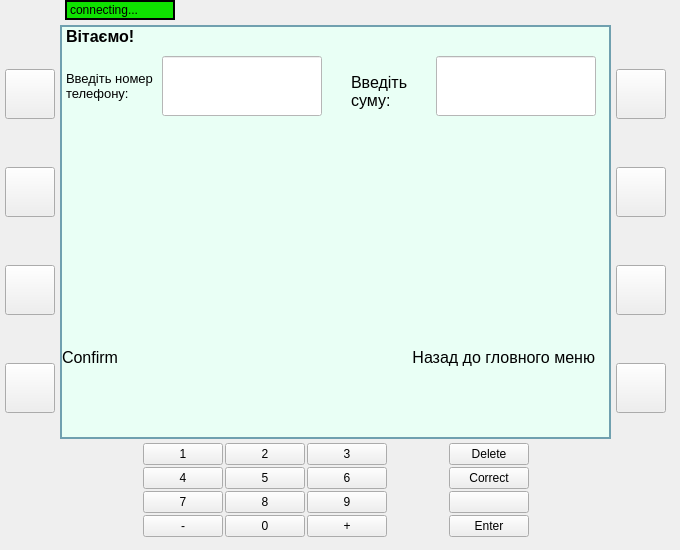
Qt form ATM_Project/mainwindow.ui (artikgak/MOOP_ATM) before a commit.
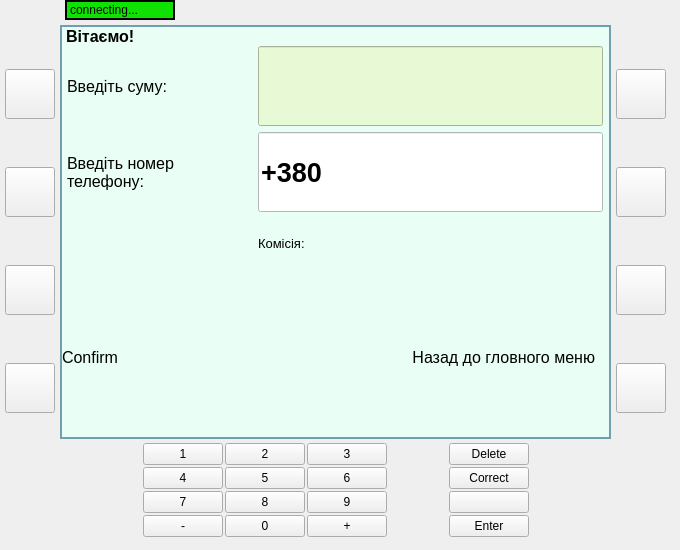
The same form after that commit. The open tabs and pages were chosen to show the change. Icons and pictures are not drawn.

Commit message: [ArtemNewBranch] phone state

```diff
--- a/ATM_Project/mainwindow.ui
+++ b/ATM_Project/mainwindow.ui
@@ -216,7 +216,7 @@
 </string>
           </property>
           <property name="currentIndex">
-           <number>6</number>
+           <number>9</number>
           </property>
           <widget class="QWidget" name="welcome_p">
            <widget class="QPushButton" name="inputCard">
@@ -494,7 +494,8 @@
                   <enum>Qt::LeftToRight</enum>
                  </property>
                  <property name="styleSheet">
-                  <string notr="true"/>
+                  <string notr="true">margin-left: 5px;
+margin-bottom: 40px;</string>
                  </property>
                  <property name="lineWidth">
                   <number>0</number>
@@ -503,7 +504,7 @@
                   <string>Enter</string>
                  </property>
                  <property name="alignment">
-                  <set>Qt::AlignCenter</set>
+                  <set>Qt::AlignLeading|Qt::AlignLeft|Qt::AlignVCenter</set>
                  </property>
                 </widget>
                </item>
@@ -524,7 +525,8 @@
                   <enum>Qt::LeftToRight</enum>
                  </property>
                  <property name="styleSheet">
-                  <string notr="true"/>
+                  <string notr="true">margin-right: 10px;
+margin-bottom: 40px;</string>
                  </property>
                  <property name="lineWidth">
                   <number>0</number>
@@ -533,7 +535,7 @@
                   <string>Quit</string>
                  </property>
                  <property name="alignment">
-                  <set>Qt::AlignCenter</set>
+                  <set>Qt::AlignRight|Qt::AlignTrailing|Qt::AlignVCenter</set>
                  </property>
                 </widget>
                </item>
@@ -958,7 +960,7 @@
                </property>
                <property name="font">
                 <font>
-                 <pointsize>24</pointsize>
+                 <pointsize>18</pointsize>
                  <weight>50</weight>
                  <italic>false</italic>
                  <bold>false</bold>
@@ -1082,7 +1084,7 @@
                </property>
                <property name="font">
                 <font>
-                 <pointsize>26</pointsize>
+                 <pointsize>22</pointsize>
                  <weight>75</weight>
                  <italic>false</italic>
                  <bold>true</bold>
@@ -1227,17 +1229,11 @@
                </property>
               </widget>
              </item>
-             <item row="0" column="0">
-              <widget class="QWidget" name="widget_4" native="true">
+             <item row="2" column="0">
+              <widget class="QWidget" name="widget_14" native="true"/>
+             </item>
+             <item row="1" column="0">
                <widget class="QLabel" name="label_20">
-                <property name="geometry">
-                 <rect>
-                  <x>0</x>
-                  <y>0</y>
-                  <width>101</width>
-                  <height>80</height>
-                 </rect>
-                </property>
                 <property name="maximumSize">
                  <size>
                   <width>16777215</width>
@@ -1246,7 +1242,7 @@
                 </property>
                 <property name="font">
                  <font>
-                  <pointsize>10</pointsize>
+                 <pointsize>12</pointsize>
                  </font>
                 </property>
                 <property name="styleSheet">
@@ -1260,27 +1256,21 @@
                  <bool>true</bool>
                 </property>
                </widget>
+             </item>
+             <item row="1" column="1">
                <widget class="QLineEdit" name="phoneNumField">
                 <property name="enabled">
                  <bool>true</bool>
                 </property>
-                <property name="geometry">
-                 <rect>
-                  <x>100</x>
-                  <y>10</y>
-                  <width>160</width>
-                  <height>60</height>
-                 </rect>
-                </property>
                 <property name="minimumSize">
                  <size>
-                  <width>0</width>
-                  <height>30</height>
+                 <width>345</width>
+                 <height>80</height>
                  </size>
                 </property>
                 <property name="font">
                  <font>
-                  <pointsize>24</pointsize>
+                 <pointsize>20</pointsize>
                   <weight>75</weight>
                   <italic>false</italic>
                   <bold>true</bold>
@@ -1294,25 +1284,15 @@
 </string>
                 </property>
                 <property name="text">
-                 <string/>
+                <string>+380</string>
                 </property>
                 <property name="readOnly">
                  <bool>true</bool>
                 </property>
                </widget>
-              </widget>
              </item>
-             <item row="0" column="1">
-              <widget class="QWidget" name="widget_13" native="true">
+             <item row="0" column="0">
                <widget class="QLabel" name="label_24">
-                <property name="geometry">
-                 <rect>
-                  <x>10</x>
-                  <y>20</y>
-                  <width>91</width>
-                  <height>51</height>
-                 </rect>
-                </property>
                 <property name="maximumSize">
                  <size>
                   <width>16777215</width>
@@ -1335,27 +1315,21 @@
                  <bool>true</bool>
                 </property>
                </widget>
+             </item>
+             <item row="0" column="1">
                <widget class="QLineEdit" name="phoneSumField">
                 <property name="enabled">
                  <bool>true</bool>
                 </property>
-                <property name="geometry">
-                 <rect>
-                  <x>100</x>
-                  <y>10</y>
-                  <width>160</width>
-                  <height>60</height>
-                 </rect>
-                </property>
                 <property name="minimumSize">
                  <size>
-                  <width>0</width>
-                  <height>60</height>
+                 <width>345</width>
+                 <height>80</height>
                  </size>
                 </property>
                 <property name="font">
                  <font>
-                  <pointsize>18</pointsize>
+                 <pointsize>20</pointsize>
                   <weight>75</weight>
                   <italic>false</italic>
                   <bold>true</bold>
@@ -1364,8 +1338,7 @@
                  </font>
                 </property>
                 <property name="styleSheet">
-                 <string notr="true">background-color: white;
-border-color: black;
+                <string notr="true">background: #E8FAD5;
 </string>
                 </property>
                 <property name="text">
@@ -1375,53 +1348,66 @@
                  <bool>true</bool>
                 </property>
                </widget>
-              </widget>
              </item>
-             <item row="1" column="0">
-              <widget class="QLabel" name="wrongPhoneNumLabel">
-               <property name="maximumSize">
-                <size>
-                 <width>16777215</width>
-                 <height>80</height>
-                </size>
+             <item row="2" column="1">
+              <widget class="QWidget" name="widget_18" native="true">
+               <widget class="QLabel" name="label_40">
+                <property name="geometry">
+                 <rect>
+                  <x>0</x>
+                  <y>10</y>
+                  <width>71</width>
+                  <height>31</height>
+                 </rect>
                </property>
                <property name="font">
                 <font>
-                 <pointsize>12</pointsize>
-                </font>
-               </property>
-               <property name="styleSheet">
-                <string notr="true">border-width: 0px;
-margin: 1px;</string>
-               </property>
+                  <pointsize>10</pointsize>
+                 </font>
+                </property>
+                <property name="text">
+                 <string>Комісія: </string>
+                </property>
+               </widget>
+               <widget class="QLabel" name="phoneCommision">
+                <property name="geometry">
+                 <rect>
+                  <x>80</x>
+                  <y>10</y>
+                  <width>181</width>
+                  <height>31</height>
+                 </rect>
+                </property>
+                <property name="font">
+                 <font>
+                  <pointsize>10</pointsize>
+                 </font>
+                </property>
                <property name="text">
                 <string/>
                </property>
               </widget>
-             </item>
-             <item row="2" column="0">
-              <widget class="QWidget" name="widget_14" native="true"/>
-             </item>
-             <item row="1" column="1">
-              <widget class="QLabel" name="wrongWhoneSumLabel">
-               <property name="maximumSize">
-                <size>
-                 <width>16777215</width>
-                 <height>80</height>
-                </size>
+               <widget class="QLabel" name="phoneError">
+                <property name="geometry">
+                 <rect>
+                  <x>0</x>
+                  <y>50</y>
+                  <width>301</width>
+                  <height>31</height>
+                 </rect>
                </property>
                <property name="font">
                 <font>
-                 <pointsize>12</pointsize>
+                  <pointsize>10</pointsize>
                 </font>
                </property>
                <property name="styleSheet">
-                <string notr="true">border-width: 0px;
-margin: 1px;</string>
+                 <string notr="true">color: red;</string>
                </property>
                <property name="text">
                 <string/>
                </property>
+               </widget>
               </widget>
              </item>
             </layout>
```
Lines whose indentation alone changed are shown as unchanged. The commit also changes 12 other files.
